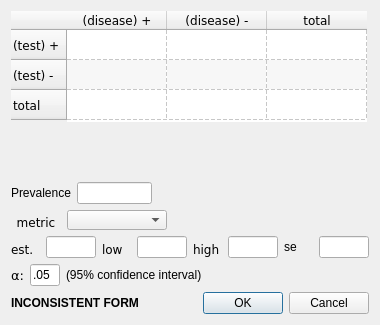
First picture: the form in diagnostic_data_form.ui, repository bwallace/OpenMeta-analyst-, before the edit.
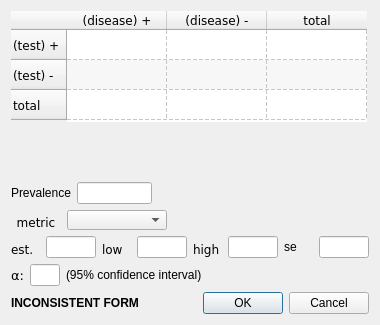
Second picture: the form after the edit. Icons and pictures are not drawn.

Commit message: just messing with diagnostic form, still need to enable error checking with se text box write back-calc, etc.

What changed in the file:
```diff
--- a/diagnostic_data_form.ui
+++ b/diagnostic_data_form.ui
@@ -386,7 +386,7 @@
         </size>
        </property>
        <property name="text">
-        <string>.05</string>
+        <string/>
        </property>
       </widget>
      </item>
```
Left out of the diff: 4 changed lines with no effect on the pictures. The commit also changes 5 other files.
